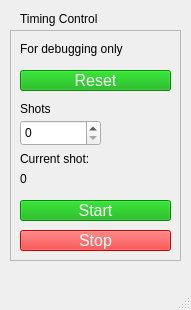
First picture: the form in windows/TC.ui, repository CU-PWFA/photoDAQ, before the edit.
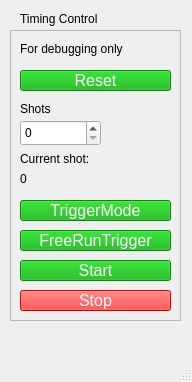
Second picture: the form after the edit.

Commit message: Added FreeRunTrigger in TC. Edited camera so that streaming is available with external trigger. Edited daq. Before taking data, TC goes to "OFF" first so that if it's in FR mode, FR can be turned off.

The edit to the form file:
```diff
--- a/windows/TC.ui
+++ b/windows/TC.ui
@@ -6,8 +6,8 @@
    <rect>
     <x>0</x>
     <y>0</y>
-    <width>191</width>
-    <height>310</height>
+    <width>192</width>
+    <height>382</height>
    </rect>
   </property>
   <property name="windowTitle">
@@ -33,7 +33,7 @@
       <x>10</x>
       <y>30</y>
       <width>171</width>
-      <height>231</height>
+      <height>291</height>
      </rect>
     </property>
     <property name="frameShape">
@@ -78,7 +78,7 @@
      <property name="geometry">
       <rect>
        <x>10</x>
-       <y>200</y>
+       <y>260</y>
        <width>151</width>
        <height>21</height>
       </rect>
@@ -109,7 +109,7 @@
      <property name="geometry">
       <rect>
        <x>10</x>
-       <y>170</y>
+       <y>230</y>
        <width>151</width>
        <height>21</height>
       </rect>
@@ -203,6 +203,68 @@
       <string>For debugging only</string>
      </property>
     </widget>
+    <widget class="QPushButton" name="FreeRunButton">
+     <property name="enabled">
+      <bool>false</bool>
+     </property>
+     <property name="geometry">
+      <rect>
+       <x>10</x>
+       <y>200</y>
+       <width>151</width>
+       <height>21</height>
+      </rect>
+     </property>
+     <property name="font">
+      <font>
+       <pointsize>12</pointsize>
+      </font>
+     </property>
+     <property name="autoFillBackground">
+      <bool>false</bool>
+     </property>
+     <property name="styleSheet">
+      <string notr="true">background-color: rgb(0, 170, 0);
+color:white;</string>
+     </property>
+     <property name="text">
+      <string>FreeRunTrigger</string>
+     </property>
+     <property name="checkable">
+      <bool>false</bool>
+     </property>
+    </widget>
+    <widget class="QPushButton" name="TriggerModeButton">
+     <property name="enabled">
+      <bool>false</bool>
+     </property>
+     <property name="geometry">
+      <rect>
+       <x>10</x>
+       <y>170</y>
+       <width>151</width>
+       <height>21</height>
+      </rect>
+     </property>
+     <property name="font">
+      <font>
+       <pointsize>12</pointsize>
+      </font>
+     </property>
+     <property name="autoFillBackground">
+      <bool>false</bool>
+     </property>
+     <property name="styleSheet">
+      <string notr="true">background-color: rgb(0, 170, 0);
+color:white;</string>
+     </property>
+     <property name="text">
+      <string>TriggerMode</string>
+     </property>
+     <property name="checkable">
+      <bool>false</bool>
+     </property>
+    </widget>
    </widget>
   </widget>
   <widget class="QMenuBar" name="menubar">
```
Left out of the diff: 4 changed lines with no effect on the pictures. The commit also changes 5 other files.
